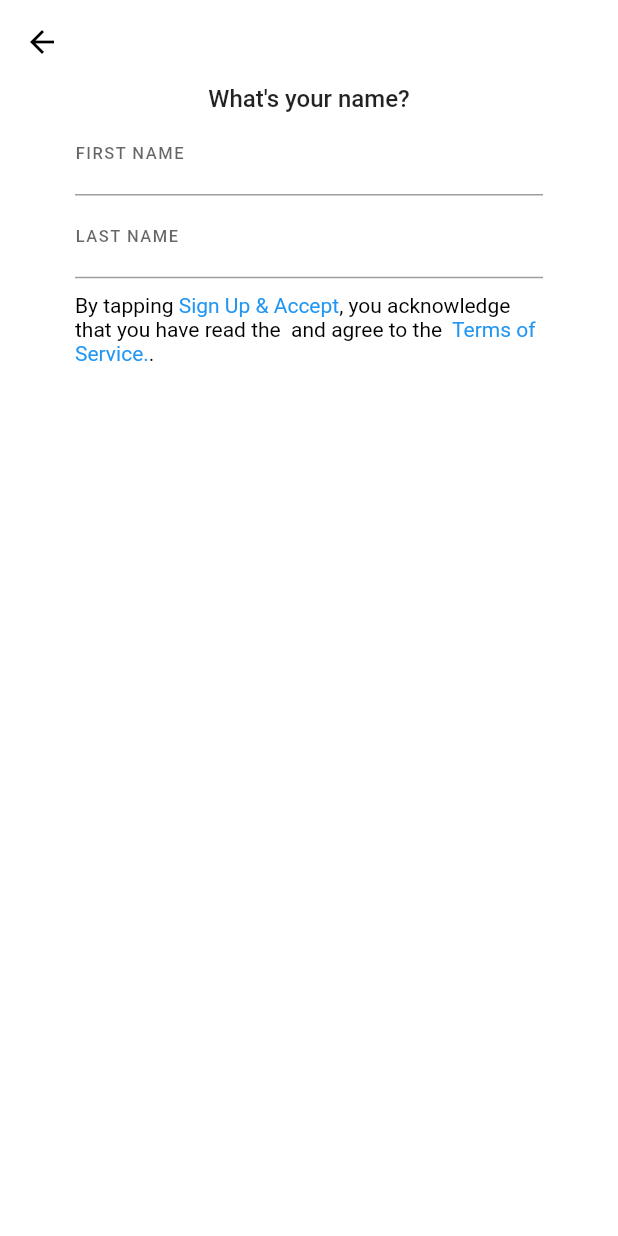
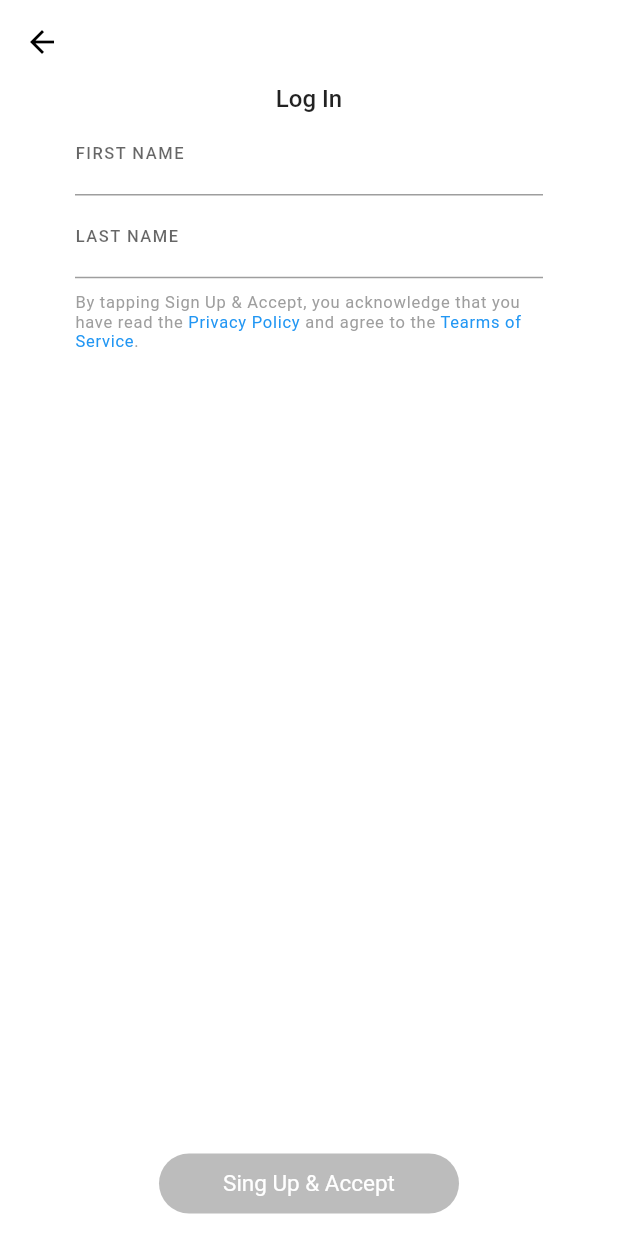
Before and after one commit to QristineVanesyan/snapchat_practice, a Flutter app: the SignUp screen opened directly, on a phone screen of 412 x 824 dp. Run offline on Flutter 3.47's test engine with Material 2 defaults, Android fonts, the phone set to English and light mode, and no system bars.

Commit message:
Sign In page

```diff
--- a/snapchat_proj/lib/pages/log-in.dart
+++ b/snapchat_proj/lib/pages/log-in.dart
@@ -16,18 +16,18 @@ class _LogINState extends State<LogIN> {
   bool _isValidForPassword = false;
   bool _isValid = false;
 
-void _toggle1() {
+  void _toggle1() {
     setState(() {
-      _isValidForUsername = (widget._controller1.text.isEmpty) ?  false:true ;
-       _isValid = (_isValidForPassword&&_isValidForUsername) ? true : false;
-      print(_isValidForUsername);
+      _isValidForUsername = (widget._controller1.text.isEmpty) ? false : true;
+      _isValid = (_isValidForPassword && _isValidForUsername);
     });
   }
+
   void _toggle2() {
     setState(() {
-      _isValidForPassword = (widget._controller2.text.isEmpty) ?   false: true;
-       _isValid = (_isValidForPassword&&_isValidForUsername) ? true : false;
-         print(_isValidForPassword);
+      _isValidForPassword = (widget._controller2.text.isEmpty) ? false : true;
+      _isValid = (_isValidForPassword && _isValidForUsername) ? true : false;
+      print(_isValidForPassword);
     });
   }
 
@@ -56,11 +56,11 @@ void _toggle1() {
                   ),
                   CustomTextField(
                     labelName: 'password',
+                    hideInputedText: true,
                     onTextFieldChange: () => {_toggle2()},
                     customTextFieldController: widget._controller2,
                     icon: Icon(Icons.visibility_off_outlined),
                   ),
-
                   Center(
                     child: Container(
                       padding: const EdgeInsets.only(top: 20),
--- a/snapchat_proj/lib/pages/sign-up.dart
+++ b/snapchat_proj/lib/pages/sign-up.dart
@@ -1,10 +1,38 @@
 import 'package:flutter/gestures.dart';
 import 'package:flutter/material.dart';
-//import 'package:snapchat_proj/pages/birthday.dart';
 import 'package:snapchat_proj/widgets/customTextField.dart';
+import 'package:snapchat_proj/widgets/link.dart';
 import 'package:snapchat_proj/widgets/roundedButton.dart';
 
-class SignUp extends StatelessWidget {
+// you can create one page For Sign up and login and call it with other params
+class SignUp extends StatefulWidget {
+  TextEditingController _controller1 = TextEditingController();
+  TextEditingController _controller2 = TextEditingController();
+
+  @override
+  _SignUpState createState() => _SignUpState();
+}
+
+class _SignUpState extends State<SignUp> {
+  bool _isValidForUsername = false;
+  bool _isValidForPassword = false;
+  bool _isValid = false;
+
+  void _toggle1() {
+    setState(() {
+      _isValidForUsername = (widget._controller1.text.isEmpty) ? false : true;
+      _isValid = (_isValidForPassword && _isValidForUsername);
+    });
+  }
+
+  void _toggle2() {
+    setState(() {
+      _isValidForPassword = (widget._controller2.text.isEmpty) ? false : true;
+      _isValid = (_isValidForPassword && _isValidForUsername) ? true : false;
+      print(_isValidForPassword);
+    });
+  }
+
   @override
   Widget build(BuildContext context) {
     return Scaffold(
@@ -20,75 +48,80 @@ class SignUp extends StatelessWidget {
               Column(
                 children: [
                   Text(
-                  'What\'s your name?',
+                    'Log In',
                     style: TextStyle(fontSize: 16, fontWeight: FontWeight.w500),
                   ),
                   CustomTextField(
-                  labelName: "FIRST NAME",
+                    labelName: 'first name'.toUpperCase(),
+                    onTextFieldChange: () => {_toggle1()},
+                    customTextFieldController: widget._controller1,
                   ),
                   CustomTextField(
-                  labelName: "LAST NAME",
+                    labelName: 'last name'.toUpperCase(),
+                    onTextFieldChange: () => {_toggle2()},
+                    customTextFieldController: widget._controller2,
                   ),
                   Container(
                     padding: const EdgeInsets.fromLTRB(50, 10, 50, 0),
-
-                  child: new RichText(
-                    text: new TextSpan(
-                      children: [
-                        new TextSpan(
-                          text: 'By tapping ',
-                          style: new TextStyle(color: Colors.black),
+                    child: Center(
+                      child: RichText(
+                        text: TextSpan(
+                          text:
+                              'By tapping Sign Up & Accept, you acknowledge that you have read the ',
+                          style: TextStyle(
+                              color: Colors.grey,
+                              fontSize: 11,
+                              letterSpacing: 0.5),
+                          children: <TextSpan>[
+                            TextSpan(
+                                text: 'Privacy Policy',
+                                style: TextStyle(
+                                  color: Colors.blue,
                                 ),
-                        new TextSpan(
-                          text: 'Sign Up & Accept',
-                          style: new TextStyle(color: Colors.blue),
-                          recognizer: new TapGestureRecognizer()
+                                recognizer: TapGestureRecognizer()
                                   ..onTap = () {
-                              print("object");
-                            },
+                                    // open desired screen
+                                  }),
+                            TextSpan(
+                                text: ' and agree to the ',
+                                style: TextStyle(
+                                  color: Colors.grey,
+                                )),
+                            TextSpan(
+                                text: 'Tearms of Service',
+                                style: TextStyle(
+                                  color: Colors.blue,
                                 ),
-                        new TextSpan(
-                          text: ', you acknowledge that you have read the ',
-                          style: new TextStyle(color: Colors.black),
-                          recognizer: new TapGestureRecognizer()..onTap = () {},
-                        ),
-                        new TextSpan(
-                          text: ' and agree to the ',
-                          style: new TextStyle(color: Colors.black),
-                          recognizer: new TapGestureRecognizer()..onTap = () {},
-                        ),
-                        new TextSpan(
-                          text: ' Terms of Service.',
-                          style: new TextStyle(color: Colors.blue),
-                          recognizer: new TapGestureRecognizer()..onTap = () {},
-                        ),
-                        new TextSpan(
+                                recognizer: TapGestureRecognizer()
+                                  ..onTap = () {
+                                    // open desired screen
+                                  }),
+                            TextSpan(
+                                //ask for one point i neet create new TextSpan????????????
                                 text: '.',
-                          style: new TextStyle(color: Colors.black),
-                          recognizer: new TapGestureRecognizer()..onTap = () {},
-                        ),
+                                style: TextStyle(
+                                  color: Colors.grey,
+                                  // fontSize: fontSizeForMessage,
+                                  // fontWeight: FontWeight.bold
+                                ))
                           ],
                         ),
                       ),
-                  //  Text(
-                  //   'By tapping Sign Up & Accept, you acknowledge that you have read the Privacy Policy and agree to the.',
-                  //   style: TextStyle(
-                  //     fontSize: 11,
-                  //     letterSpacing: 0.5
-                  //   ),
-                  //   ),
+                    ),
                   ),
                 ],
               ),
               Container(
                 padding: const EdgeInsets.only(bottom: 15),
                 child: RoundedButton(
-                title: 'Sign Up & Accept',
+                  title: 'Sing Up & Accept',
+                  color: (_isValid)
+                      ? const Color(0xFF02a9f4)
+                      : const Color(0xFFbcbcbc),
                 ),
               ),
             ],
-        ),
-      ),
+          )),
     );
   }
 }
--- a/snapchat_proj/lib/widgets/customTextField.dart
+++ b/snapchat_proj/lib/widgets/customTextField.dart
@@ -3,6 +3,7 @@ import 'package:flutter/material.dart';
 class CustomTextField extends StatefulWidget {
   final String labelName;
   final Icon icon;
+  bool hideInputedText;
   final Function onTextFieldChange;
   TextEditingController customTextFieldController;
 
@@ -10,6 +11,7 @@ class CustomTextField extends StatefulWidget {
       {Key key,
       this.labelName,
       this.icon,
+      this.hideInputedText = false,
       this.onTextFieldChange,
       this.customTextFieldController})
       : super(key: key);
@@ -18,9 +20,7 @@ class CustomTextField extends StatefulWidget {
 }
 
 class _State extends State<CustomTextField> {
-  bool _isHidden = true;
-  bool _hideInputedText = false;
-  //bool isValid = false;
+  bool _isVisible = true;
   bool isEmpty = false;
 
   @override
@@ -28,7 +28,7 @@ class _State extends State<CustomTextField> {
     return Container(
       padding: const EdgeInsets.symmetric(horizontal: 50),
       child: TextField(
-        obscureText: _hideInputedText,
+        obscureText: (widget.hideInputedText) ? _isVisible : false,
         controller: widget.customTextFieldController,
         decoration: InputDecoration(
           labelText: widget.labelName.toUpperCase(),
@@ -36,16 +36,14 @@ class _State extends State<CustomTextField> {
               fontSize: 11, letterSpacing: 1, fontWeight: FontWeight.w500),
           suffixIcon: widget.icon != null
               ? GestureDetector(
-                  child: (_isHidden == false)
-                      ? widget.icon
-                      : Icon(Icons.visibility_outlined),
+                  child: (_isVisible == false)
+                      ? Icon(Icons.visibility_outlined)
+                      : widget.icon,
                   onTap: _togglePasswordView,
                 )
               : null,
         ),
-        onChanged:
-        (text) =>widget.onTextFieldChange(),
-
+        onChanged: (text) => widget.onTextFieldChange(),
       ),
     );
   }
@@ -58,8 +56,8 @@ class _State extends State<CustomTextField> {
 
   void _togglePasswordView() {
     setState(() {
-      _isHidden = !_isHidden;
-      _hideInputedText = !_hideInputedText;
+      _isVisible = !_isVisible;
+      // _hideInputedText = !_hideInputedText;
     });
   }
 }
```
Lines whose indentation alone changed are shown as unchanged.
